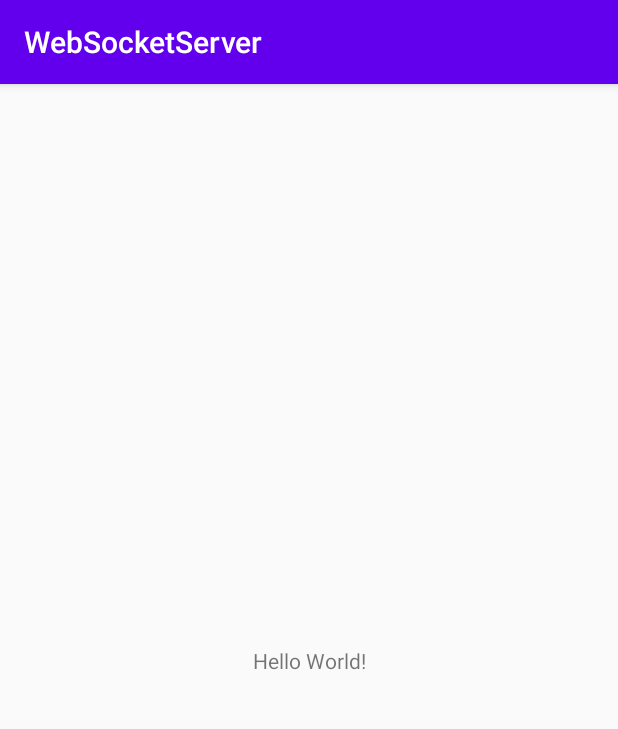
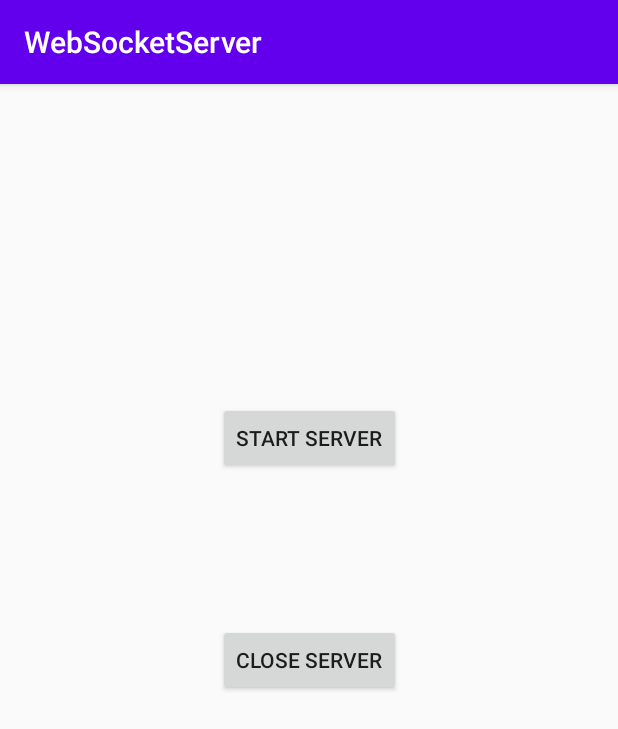
Before and after one commit to priyankark/PhonePi_SampleServer, an Android app: the screen it shows after launch (MainActivity), on a phone screen of 412 x 824 dp. Shown: the top 729 px of the screen. Run offline under Robolectric (Android 15) with nearby library versions, the phone set to English and light mode, and no system bars.

Commit message:
server Implemented

```diff
--- a/app/src/main/java/com/example/websocketserver/MainActivity.java
+++ b/app/src/main/java/com/example/websocketserver/MainActivity.java
@@ -4,7 +4,12 @@
 
 import android.os.Bundle;
 import android.util.Log;
+import android.view.View;
+import android.widget.Button;
+import android.widget.TextView;
+import android.widget.Toast;
 
+import java.io.IOException;
 import java.net.Inet4Address;
 import java.net.InetAddress;
 import java.net.InetSocketAddress;
@@ -17,22 +22,64 @@
 public class MainActivity extends AppCompatActivity {
     private static final String TAG = "MyApplication";
     private static final int SERVER_PORT = 12345;
+    InetAddress inetAddress = getInetAddress();
 
     private MySocketServer mServer;
     @Override
     protected void onCreate(Bundle savedInstanceState) {
         super.onCreate(savedInstanceState);
         setContentView(R.layout.activity_main);
+        Button startBtn=findViewById(R.id.StartBtn);
+        Button closeBtn=findViewById(R.id.CloseBtn);
+        final TextView serveraddress=findViewById(R.id.ServerName);
+        final TextView output=findViewById(R.id.output);
 
 
-        startServer();
+     startBtn.setOnClickListener(new View.OnClickListener() {
+         @Override
+         public void onClick(View view) {
+             startServer();
+             Toast.makeText(MainActivity.this,"server Started",Toast.LENGTH_SHORT).show();
+         }
+     });
+     closeBtn.setOnClickListener(new View.OnClickListener() {
+         @Override
+         public void onClick(View view) {
+             try {
+
+                 mServer.stop();
+                 Toast.makeText(MainActivity.this,"server stopped",Toast.LENGTH_SHORT).show();
+                 serveraddress.setVisibility(View.GONE);
+                 output.setVisibility(View.GONE);
+
+
+             } catch (IOException e) {
+                 Toast.makeText(MainActivity.this,"enable to stop server",Toast.LENGTH_SHORT);
+                 e.printStackTrace();
+             } catch (InterruptedException e) {
+                 e.printStackTrace();
+             }
+
+         }
+     });
+
+
+
     }
+
+
     private void startServer() {
-        InetAddress inetAddress = getInetAddress();
+
+        TextView serveraddress=findViewById(R.id.ServerName);
+        TextView output=findViewById(R.id.output);
         if (inetAddress == null) {
             Log.e(TAG, "Unable to lookup IP address");
             return;
         }
+        serveraddress.setText("Enter this ip address in PhonePi app "+inetAddress+":12345");
+        serveraddress.setVisibility(View.VISIBLE);
+        output.setVisibility(View.VISIBLE);
+        Log.d(TAG, "startServer: "+ inetAddress);
 
         mServer = new MySocketServer(new InetSocketAddress(inetAddress.getHostAddress(), SERVER_PORT));
         mServer.start();
--- a/app/src/main/java/com/example/websocketserver/MySocketServer.java
+++ b/app/src/main/java/com/example/websocketserver/MySocketServer.java
@@ -28,7 +28,7 @@
 
     @Override
     public void onClose(WebSocket conn, int code, String reason, boolean remote) {
-
+  mSocket.close();
     }
 
     @Override
@@ -44,6 +44,6 @@
 
     }
     public void onEvent(SocketMessageEvent event) {
-        Log.d("Data", event.getMessage());
+        Log.d("Recieved", event.getMessage());
     }
 }
--- a/app/src/main/res/layout/activity_main.xml
+++ b/app/src/main/res/layout/activity_main.xml
@@ -7,12 +7,53 @@
     tools:context=".MainActivity">
 
     <TextView
+        android:id="@+id/ServerName"
         android:layout_width="wrap_content"
         android:layout_height="wrap_content"
-        android:text="Hello World!"
+        android:text="XYZ"
+      android:visibility="gone"
+        app:layout_constraintBottom_toTopOf="@+id/StartBtn"
+        app:layout_constraintEnd_toEndOf="parent"
+        app:layout_constraintHorizontal_bias="0.498"
+        app:layout_constraintStart_toStartOf="parent"
+        app:layout_constraintTop_toTopOf="parent"
+        app:layout_constraintVertical_bias="0.453" />
+
+    <TextView
+        android:id="@+id/output"
+        android:layout_width="wrap_content"
+        android:layout_height="wrap_content"
+        android:text="and Check console for Recieved stream after connecting"
         app:layout_constraintBottom_toBottomOf="parent"
-        app:layout_constraintLeft_toLeftOf="parent"
-        app:layout_constraintRight_toRightOf="parent"
+        app:layout_constraintEnd_toEndOf="parent"
+     android:visibility="gone"
+
+        app:layout_constraintHorizontal_bias="0.494"
+        app:layout_constraintStart_toStartOf="parent"
+        app:layout_constraintTop_toBottomOf="@+id/ServerName"
+        app:layout_constraintVertical_bias="0.045" />
+
+    <Button
+        android:id="@+id/StartBtn"
+        android:layout_width="wrap_content"
+        android:layout_height="wrap_content"
+        android:text="Start Server"
+        app:layout_constraintBottom_toTopOf="@id/CloseBtn"
+        app:layout_constraintEnd_toEndOf="parent"
+        app:layout_constraintHorizontal_bias="0.501"
+        app:layout_constraintStart_toStartOf="parent"
+        app:layout_constraintTop_toTopOf="parent"
+        app:layout_constraintVertical_bias="0.68" />
+
+    <Button
+        android:id="@+id/CloseBtn"
+        android:layout_width="wrap_content"
+        android:layout_height="wrap_content"
+        android:text="Close Server"
+        app:layout_constraintBottom_toBottomOf="parent"
+        app:layout_constraintEnd_toEndOf="parent"
+        app:layout_constraintStart_toStartOf="parent"
         app:layout_constraintTop_toTopOf="parent" />
 
+
 </androidx.constraintlayout.widget.ConstraintLayout>
```
